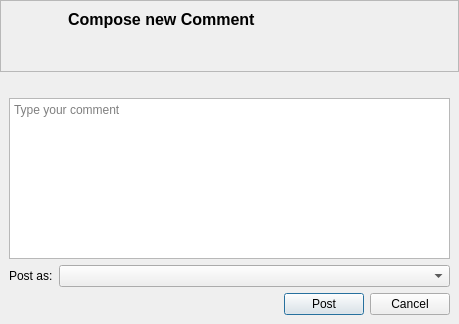
This is retroshare-gui/src/gui/gxs/GxsCreateCommentDialog.ui in RetroShare/RetroShare as Qt 5 draws it before an edit. The edited form follows.
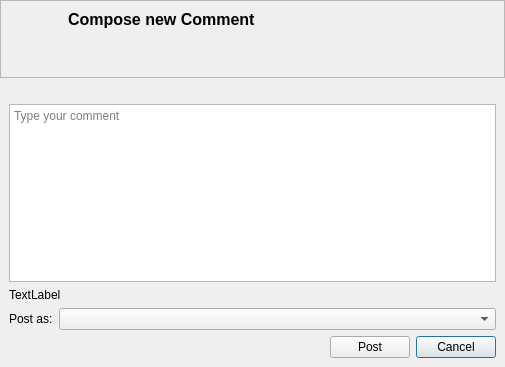
This is the edited form. Custom widgets are drawn as their Qt base class.

Commit message: Added check message length for Comments Composer

Diff of the .ui file:
```diff
--- a/retroshare-gui/src/gui/gxs/GxsCreateCommentDialog.ui
+++ b/retroshare-gui/src/gui/gxs/GxsCreateCommentDialog.ui
@@ -6,8 +6,8 @@
    <rect>
     <x>0</x>
     <y>0</y>
-    <width>459</width>
-    <height>324</height>
+    <width>505</width>
+    <height>367</height>
    </rect>
   </property>
   <property name="windowTitle">
@@ -32,7 +32,7 @@
    <item row="0" column="0">
     <widget class="QFrame" name="frame">
      <property name="sizePolicy">
-      <sizepolicy hsizetype="Preferred" vsizetype="Preferred">
+      <sizepolicy hsizetype="Preferred" vsizetype="Fixed">
        <horstretch>0</horstretch>
        <verstretch>0</verstretch>
       </sizepolicy>
@@ -142,17 +142,20 @@
       <property name="topMargin">
        <number>6</number>
       </property>
-      <item row="0" column="0">
-       <widget class="GxsIdLabel" name="replaytolabel">
-        <property name="styleSheet">
-         <string notr="true"/>
+      <item row="5" column="0">
+       <spacer name="horizontalSpacer">
+        <property name="orientation">
+         <enum>Qt::Horizontal</enum>
         </property>
-        <property name="text">
-         <string/>
+        <property name="sizeHint" stdset="0">
+         <size>
+          <width>276</width>
+          <height>20</height>
+         </size>
         </property>
-       </widget>
+       </spacer>
       </item>
-      <item row="1" column="0" colspan="3">
+      <item row="2" column="0" colspan="3">
        <widget class="MimeTextEdit" name="commentTextEdit">
         <property name="styleSheet">
          <string notr="true"/>
@@ -162,7 +165,21 @@
         </property>
        </widget>
       </item>
-      <item row="2" column="0" colspan="3">
+      <item row="5" column="2">
+       <widget class="QPushButton" name="cancelButton">
+        <property name="text">
+         <string>Cancel</string>
+        </property>
+       </widget>
+      </item>
+      <item row="3" column="0">
+       <widget class="QLabel" name="infoLabel">
+        <property name="text">
+         <string>TextLabel</string>
+        </property>
+       </widget>
+      </item>
+      <item row="4" column="0" colspan="3">
        <layout class="QHBoxLayout" name="signedHLayout">
         <item>
          <widget class="QLabel" name="signedLabel">
@@ -186,30 +203,26 @@
         </item>
        </layout>
       </item>
-      <item row="3" column="0">
-       <spacer name="horizontalSpacer">
-        <property name="orientation">
-         <enum>Qt::Horizontal</enum>
-        </property>
-        <property name="sizeHint" stdset="0">
-         <size>
-          <width>276</width>
-          <height>20</height>
-         </size>
-        </property>
-       </spacer>
-      </item>
-      <item row="3" column="1">
+      <item row="5" column="1">
        <widget class="QPushButton" name="postButton">
         <property name="text">
          <string>Post</string>
         </property>
        </widget>
       </item>
-      <item row="3" column="2">
-       <widget class="QPushButton" name="cancelButton">
+      <item row="0" column="0" colspan="3">
+       <widget class="GxsIdLabel" name="replaytolabel">
+        <property name="sizePolicy">
+         <sizepolicy hsizetype="Preferred" vsizetype="Preferred">
+          <horstretch>0</horstretch>
+          <verstretch>0</verstretch>
+         </sizepolicy>
+        </property>
+        <property name="styleSheet">
+         <string notr="true"/>
+        </property>
         <property name="text">
-         <string>Cancel</string>
+         <string/>
         </property>
        </widget>
       </item>
```
The commit also changes 5 other files.
